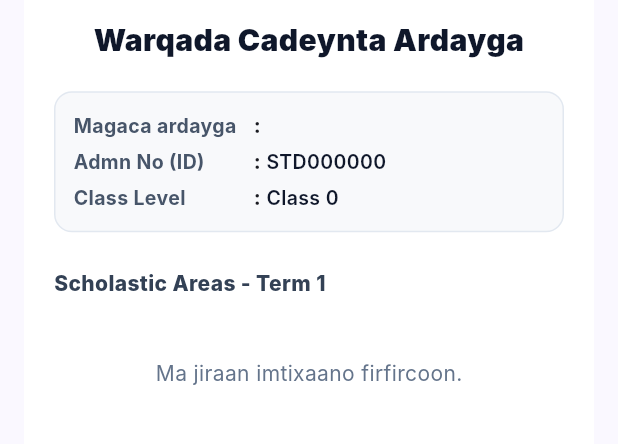
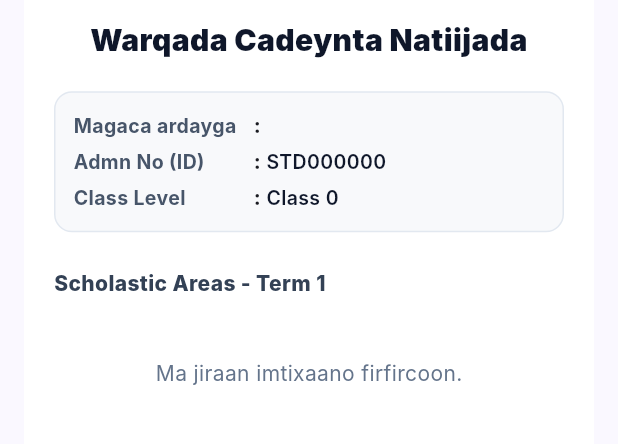
Before and after one commit to caaqilbeene/caruurkaabAI, a Flutter app: the StudentReportCardDialog widget shown alone on an empty page, opened directly with empty values, on a phone screen of 412 x 824 dp, the part 466-910 px from its top. Run offline on Flutter 3.47's test engine with Material 3 defaults, Android fonts, the light colour scheme and no system bars; our stand-ins replace cloud_functions, file_picker, firebase_auth, firebase_core, image_picker, pdf and 3 more; missing offline and left inert: syncfusion_flutter_pdfviewer; accounts and stored records are empty; Roboto replaces fonts that are missing (Inter).

Commit message:
style: change dialog title and print pdf title from Ardayga to Natiijada

```diff
--- a/caruurkaab_ai/lib/screens/dashboard/profile_screen.dart
+++ b/caruurkaab_ai/lib/screens/dashboard/profile_screen.dart
@@ -811,7 +811,7 @@ class _ProfileScreenState extends State<ProfileScreen> {
               crossAxisAlignment: CrossAxisAlignment.start,
               children: [
                 const Text(
-                  'Xaqiijinta Ardayga',
+                  'Xaqiijinta Natiijada',
                   style: TextStyle(fontSize: 18, fontWeight: FontWeight.bold, color: Color(0xFF0F172A)),
                 ),
                 const SizedBox(height: 12),
--- a/caruurkaab_ai/lib/screens/dashboard/student_report_card_dialog.dart
+++ b/caruurkaab_ai/lib/screens/dashboard/student_report_card_dialog.dart
@@ -126,7 +126,7 @@ class _StudentReportCardDialogState extends State<StudentReportCardDialog> {
                   ),
                 pw.Center(
                   child: pw.Text(
-                    "WARQADA CADEYNTA ARDAYGA",
+                    "WARQADA CADEYNTA NATIIJADA",
                     style: pw.TextStyle(
                       fontSize: 20,
                       fontWeight: pw.FontWeight.bold,
@@ -291,7 +291,7 @@ class _StudentReportCardDialogState extends State<StudentReportCardDialog> {
                     ),
                     const SizedBox(height: 12),
                     const Text(
-                      'Warqada Cadeynta Ardayga',
+                      'Warqada Cadeynta Natiijada',
                       style: TextStyle(
                         fontSize: 20,
                         fontWeight: FontWeight.w900,
```
